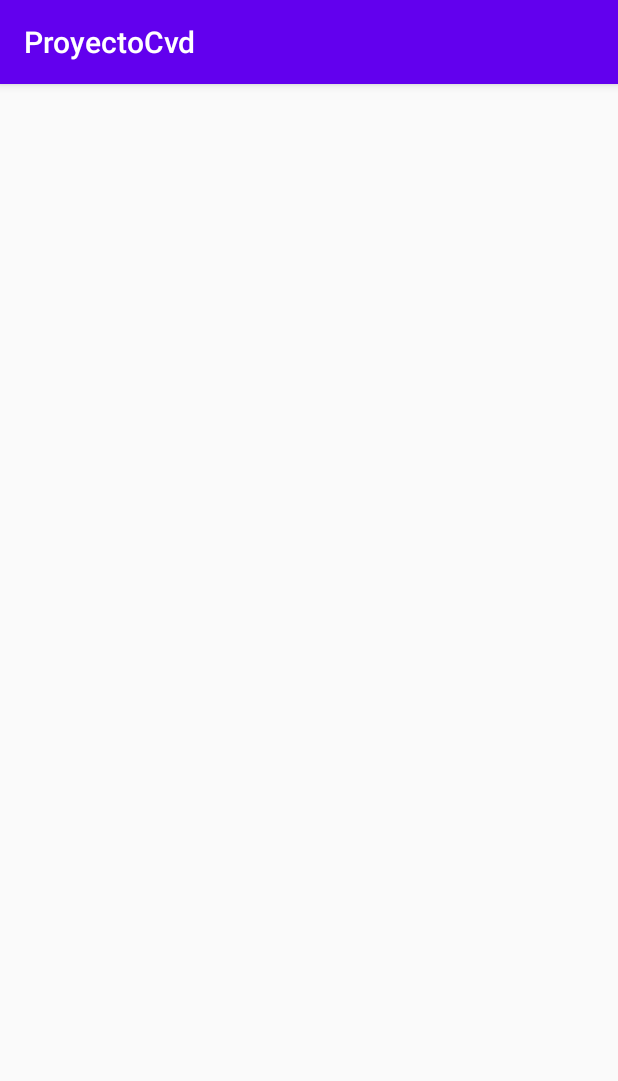
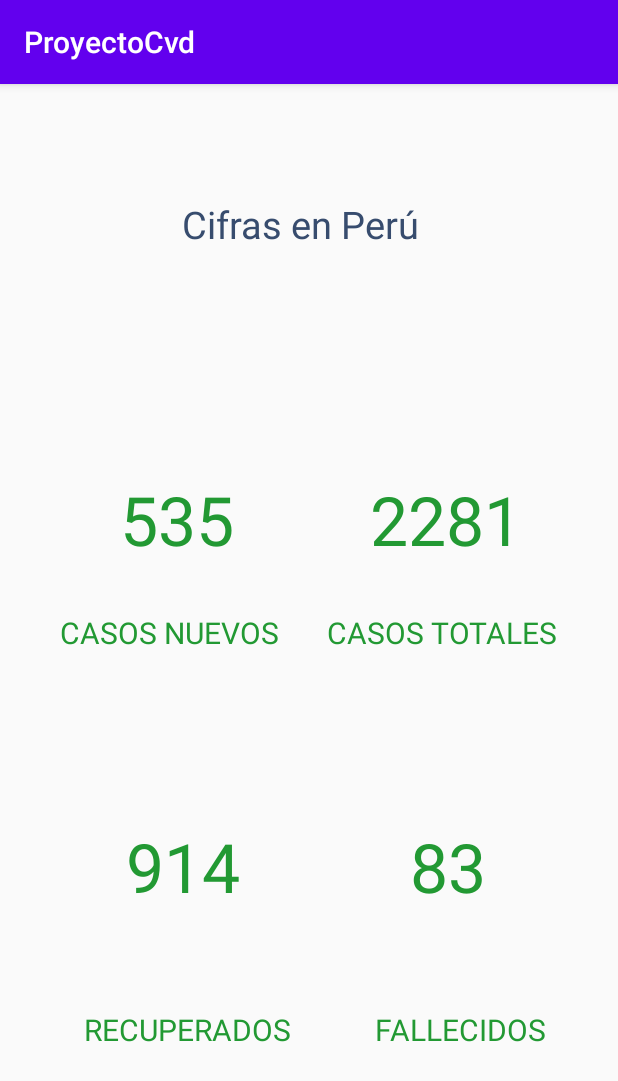
Before and after one commit to DiegoTorrePerez/ProyectoCvd, an Android app: the Estadistica screen opened directly, with no data from a screen before it, on a phone screen of 412 x 824 dp. Shown: the top 1081 px of the screen. Run offline under Robolectric (Android 15) with nearby library versions, the phone set to English and light mode, and no system bars.

```diff
--- a/app/src/main/res/layout/activity_estadistica.xml
+++ b/app/src/main/res/layout/activity_estadistica.xml
@@ -6,4 +6,107 @@
     android:layout_height="match_parent"
     tools:context=".Estadistica">
 
+    <TextView
+        android:id="@+id/textView24"
+        android:layout_width="170dp"
+        android:layout_height="43dp"
+        android:layout_marginTop="76dp"
+        android:text="Cifras en Perú"
+        android:textColor="#374C6E"
+        android:textSize="25sp"
+        app:layout_constraintEnd_toEndOf="parent"
+        app:layout_constraintStart_toStartOf="parent"
+        app:layout_constraintTop_toTopOf="parent" />
+
+    <TextView
+        android:id="@+id/textView25"
+        android:layout_width="wrap_content"
+        android:layout_height="wrap_content"
+        android:layout_marginStart="40dp"
+        android:layout_marginLeft="40dp"
+        android:layout_marginTop="352dp"
+        android:text="CASOS NUEVOS"
+        app:layout_constraintStart_toStartOf="parent"
+        app:layout_constraintTop_toTopOf="parent" />
+
+    <TextView
+        android:id="@+id/textView26"
+        android:layout_width="wrap_content"
+        android:layout_height="wrap_content"
+        android:layout_marginTop="352dp"
+        android:layout_marginEnd="40dp"
+        android:layout_marginRight="40dp"
+        android:text="CASOS TOTALES"
+        app:layout_constraintEnd_toEndOf="parent"
+        app:layout_constraintTop_toTopOf="parent" />
+
+    <TextView
+        android:id="@+id/textView27"
+        android:layout_width="wrap_content"
+        android:layout_height="wrap_content"
+        android:layout_marginStart="56dp"
+        android:layout_marginLeft="56dp"
+        android:layout_marginBottom="124dp"
+        android:text="RECUPERADOS"
+        app:layout_constraintBottom_toBottomOf="parent"
+        app:layout_constraintStart_toStartOf="parent" />
+
+    <TextView
+        android:id="@+id/textView28"
+        android:layout_width="wrap_content"
+        android:layout_height="wrap_content"
+        android:layout_marginEnd="48dp"
+        android:layout_marginRight="48dp"
+        android:layout_marginBottom="124dp"
+        android:text="FALLECIDOS"
+        app:layout_constraintBottom_toBottomOf="parent"
+        app:layout_constraintEnd_toEndOf="parent" />
+
+    <TextView
+        android:id="@+id/textView29"
+        android:layout_width="wrap_content"
+        android:layout_height="wrap_content"
+        android:layout_marginStart="80dp"
+        android:layout_marginLeft="80dp"
+        android:layout_marginTop="260dp"
+        android:text="535"
+        android:textSize="45sp"
+        app:layout_constraintStart_toStartOf="parent"
+        app:layout_constraintTop_toTopOf="parent" />
+
+    <TextView
+        android:id="@+id/textView30"
+        android:layout_width="wrap_content"
+        android:layout_height="wrap_content"
+        android:layout_marginTop="260dp"
+        android:layout_marginEnd="64dp"
+        android:layout_marginRight="64dp"
+        android:text="2281"
+        android:textSize="45sp"
+        app:layout_constraintEnd_toEndOf="parent"
+        app:layout_constraintTop_toTopOf="parent" />
+
+    <TextView
+        android:id="@+id/textView31"
+        android:layout_width="wrap_content"
+        android:layout_height="wrap_content"
+        android:layout_marginTop="112dp"
+        android:layout_marginEnd="88dp"
+        android:layout_marginRight="88dp"
+        android:text="83"
+        android:textSize="45sp"
+        app:layout_constraintEnd_toEndOf="parent"
+        app:layout_constraintTop_toBottomOf="@+id/textView26" />
+
+    <TextView
+        android:id="@+id/textView32"
+        android:layout_width="wrap_content"
+        android:layout_height="wrap_content"
+        android:layout_marginStart="84dp"
+        android:layout_marginLeft="84dp"
+        android:layout_marginTop="112dp"
+        android:text="914"
+        android:textSize="45sp"
+        app:layout_constraintStart_toStartOf="parent"
+        app:layout_constraintTop_toBottomOf="@+id/textView25" />
 </androidx.constraintlayout.widget.ConstraintLayout>
--- a/app/src/main/res/layout/activity_main.xml
+++ b/app/src/main/res/layout/activity_main.xml
@@ -111,9 +111,9 @@
         android:layout_width="wrap_content"
         android:layout_height="wrap_content"
         android:layout_marginTop="24dp"
-        android:layout_marginEnd="40dp"
-        android:layout_marginRight="40dp"
-        android:text="MIS SÍNTOMAS"
+        android:layout_marginEnd="80dp"
+        android:layout_marginRight="80dp"
+        android:text="TRIAJE"
         app:layout_constraintEnd_toEndOf="parent"
         app:layout_constraintTop_toBottomOf="@+id/imageButton6" />
 
```
